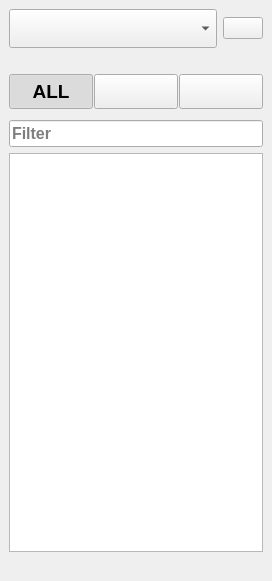
Old version of the form ui/dock_markets.ui in the repository katmai1/qtradingview.
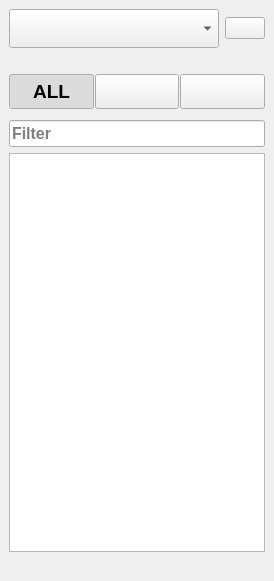
New version of the form. Icons and pictures are not drawn.

Diff of the .ui file:
```diff
--- a/ui/dock_markets.ui
+++ b/ui/dock_markets.ui
@@ -6,7 +6,7 @@
    <rect>
     <x>0</x>
     <y>0</y>
-    <width>272</width>
+    <width>274</width>
     <height>581</height>
    </rect>
   </property>
```
Left out of the diff: 17 changed lines with no effect on the pictures.
